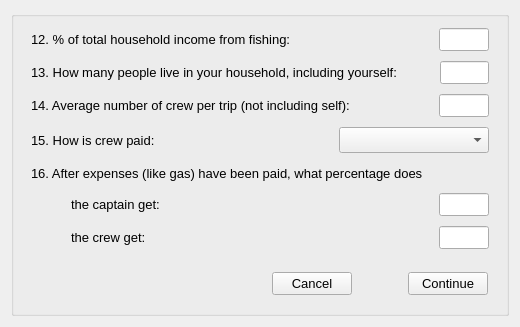
Qt form oom_st_kitts_nevis/Interview/addtquestions.ui (Ecotrust/openoceanmap-desktop) before a commit.
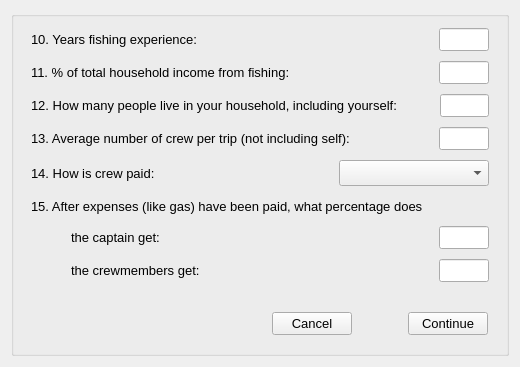
The same form after that commit.

What changed in the file:
```diff
--- a/oom_st_kitts_nevis/Interview/addtquestions.ui
+++ b/oom_st_kitts_nevis/Interview/addtquestions.ui
@@ -9,7 +9,7 @@
     <x>0</x>
     <y>0</y>
     <width>520</width>
-    <height>327</height>
+    <height>367</height>
    </rect>
   </property>
   <property name="windowTitle" >
@@ -71,7 +71,89 @@
                </font>
               </property>
               <property name="text" >
-               <string>12. % of total household income from fishing:</string>
+               <string>10. Years fishing experience:</string>
+              </property>
+             </widget>
+            </item>
+            <item>
+             <spacer name="horizontalSpacer_3" >
+              <property name="orientation" >
+               <enum>Qt::Horizontal</enum>
+              </property>
+              <property name="sizeHint" stdset="0" >
+               <size>
+                <width>40</width>
+                <height>20</height>
+               </size>
+              </property>
+             </spacer>
+            </item>
+            <item>
+             <widget class="QLineEdit" name="yrs_fishing_line" >
+              <property name="maximumSize" >
+               <size>
+                <width>50</width>
+                <height>16777215</height>
+               </size>
+              </property>
+              <property name="font" >
+               <font>
+                <pointsize>10</pointsize>
+               </font>
+              </property>
+             </widget>
+            </item>
+           </layout>
+          </widget>
+         </item>
+        </layout>
+       </widget>
+      </item>
+      <item>
+       <widget class="QWidget" native="1" name="widget_65" >
+        <layout class="QVBoxLayout" name="verticalLayout_32" >
+         <property name="spacing" >
+          <number>4</number>
+         </property>
+         <property name="leftMargin" >
+          <number>4</number>
+         </property>
+         <property name="topMargin" >
+          <number>2</number>
+         </property>
+         <property name="rightMargin" >
+          <number>4</number>
+         </property>
+         <property name="bottomMargin" >
+          <number>2</number>
+         </property>
+         <item>
+          <widget class="QWidget" native="1" name="widget_66" >
+           <layout class="QHBoxLayout" name="horizontalLayout_40" >
+            <property name="spacing" >
+             <number>4</number>
+            </property>
+            <property name="leftMargin" >
+             <number>4</number>
+            </property>
+            <property name="topMargin" >
+             <number>0</number>
+            </property>
+            <property name="rightMargin" >
+             <number>4</number>
+            </property>
+            <property name="bottomMargin" >
+             <number>0</number>
+            </property>
+            <item>
+             <widget class="QLabel" name="label_46" >
+              <property name="font" >
+               <font>
+                <pointsize>10</pointsize>
+               </font>
+              </property>
+              <property name="text" >
+               <string>11. % of total household income from fishing:</string>
               </property>
              </widget>
             </item>
@@ -153,7 +235,7 @@
                </font>
               </property>
               <property name="text" >
-               <string>13. How many people live in your household, including yourself:</string>
+               <string>12. How many people live in your household, including yourself:</string>
               </property>
              </widget>
             </item>
@@ -235,7 +317,7 @@
                </font>
               </property>
               <property name="text" >
-               <string>14. Average number of crew per trip (not including self):</string>
+               <string>13. Average number of crew per trip (not including self):</string>
               </property>
              </widget>
             </item>
@@ -317,7 +399,7 @@
                </font>
               </property>
               <property name="text" >
-               <string>15. How is crew paid:</string>
+               <string>14. How is crew paid:</string>
               </property>
              </widget>
             </item>
@@ -420,7 +502,7 @@
                </font>
               </property>
               <property name="text" >
-               <string>16. After expenses (like gas) have been paid, what percentage does</string>
+               <string>15. After expenses (like gas) have been paid, what percentage does</string>
               </property>
              </widget>
             </item>
@@ -601,7 +683,7 @@
                </font>
               </property>
               <property name="text" >
-               <string>the crew get:</string>
+               <string>the crewmembers get:</string>
               </property>
              </widget>
             </item>
```
Left out of the diff: 1 changed line with no effect on the pictures.
